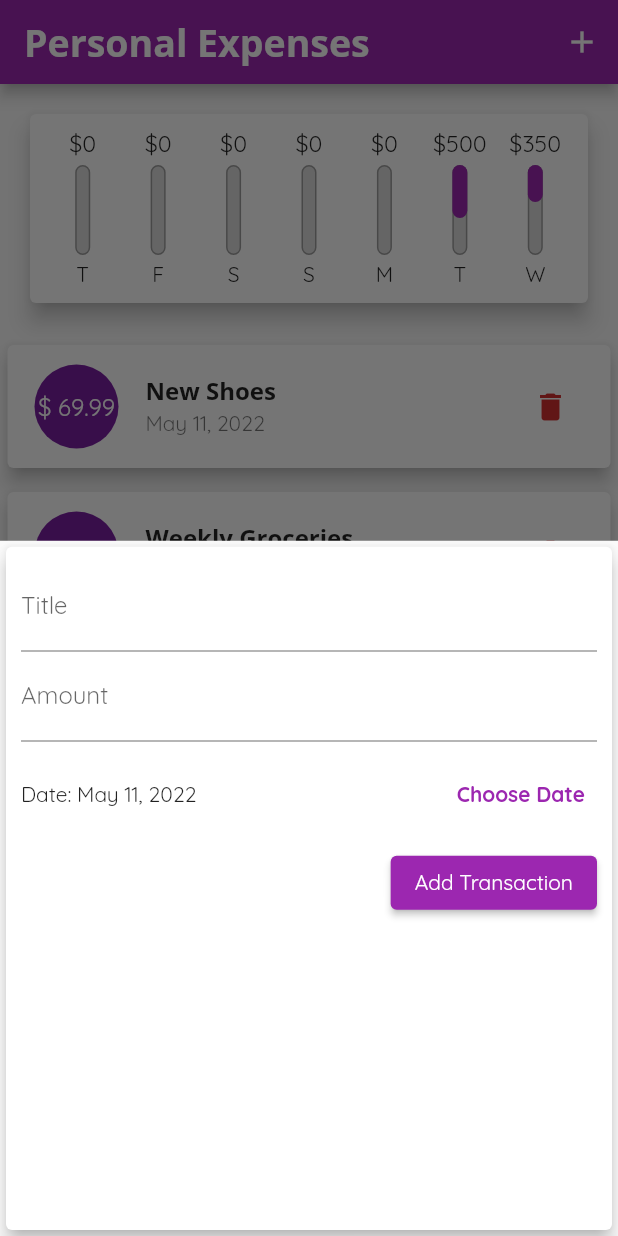
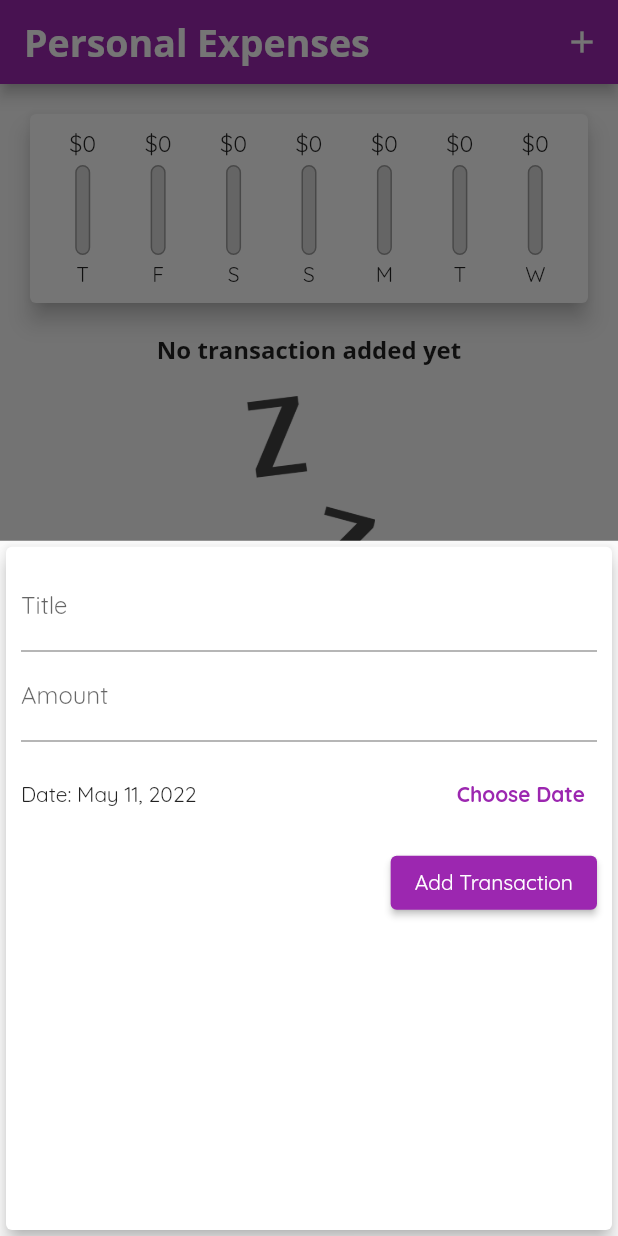
Before and after one commit to Abid-Hasan/fnd-personal-expenses, a Flutter app: the screen it shows after launch, after a tap on the "add" icon, on a phone screen of 412 x 824 dp. Run offline on Flutter 3.47's test engine with Material 2 defaults, Android fonts, the phone set to English and light mode, and no system bars.

Commit message:
Remove dummy transactions

```diff
--- a/lib/main.dart
+++ b/lib/main.dart
@@ -54,66 +54,18 @@ class MyHomePage extends StatefulWidget {
 
 class _MyHomePageState extends State<MyHomePage> {
   final List<Transaction> _userTransactions = [
-    Transaction(
-      id: 't1',
-      title: 'New Shoes',
-      amount: 69.99,
-      date: DateTime.now(),
-    ),
-    Transaction(
-      id: 't2',
-      title: 'Weekly Groceries',
-      amount: 99.99,
-      date: DateTime.now().subtract(Duration(days: 1)),
-    ),
-    Transaction(
-      id: 't1',
-      title: 'New Shoes',
-      amount: 69.99,
-      date: DateTime.now(),
-    ),
-    Transaction(
-      id: 't2',
-      title: 'Weekly Groceries',
-      amount: 99.99,
-      date: DateTime.now().subtract(Duration(days: 1)),
-    ),
-    Transaction(
-      id: 't1',
-      title: 'New Shoes',
-      amount: 69.99,
-      date: DateTime.now(),
-    ),
-    Transaction(
-      id: 't2',
-      title: 'Weekly Groceries',
-      amount: 99.99,
-      date: DateTime.now().subtract(Duration(days: 1)),
-    ),
-    Transaction(
-      id: 't1',
-      title: 'New Shoes',
-      amount: 69.99,
-      date: DateTime.now(),
-    ),
-    Transaction(
-      id: 't2',
-      title: 'Weekly Groceries',
-      amount: 99.99,
-      date: DateTime.now().subtract(Duration(days: 1)),
-    ),
-    Transaction(
-      id: 't1',
-      title: 'New Shoes',
-      amount: 69.99,
-      date: DateTime.now(),
-    ),
-    Transaction(
-      id: 't2',
-      title: 'Weekly Groceries',
-      amount: 99.99,
-      date: DateTime.now().subtract(Duration(days: 1)),
-    ),
+    // Transaction(
+    //   id: 't1',
+    //   title: 'New Shoes',
+    //   amount: 69.99,
+    //   date: DateTime.now(),
+    // ),
+    // Transaction(
+    //   id: 't2',
+    //   title: 'Weekly Groceries',
+    //   amount: 99.99,
+    //   date: DateTime.now().subtract(Duration(days: 1)),
+    // ),
   ];
 
   List<Transaction> get _recentTransactions {
```
